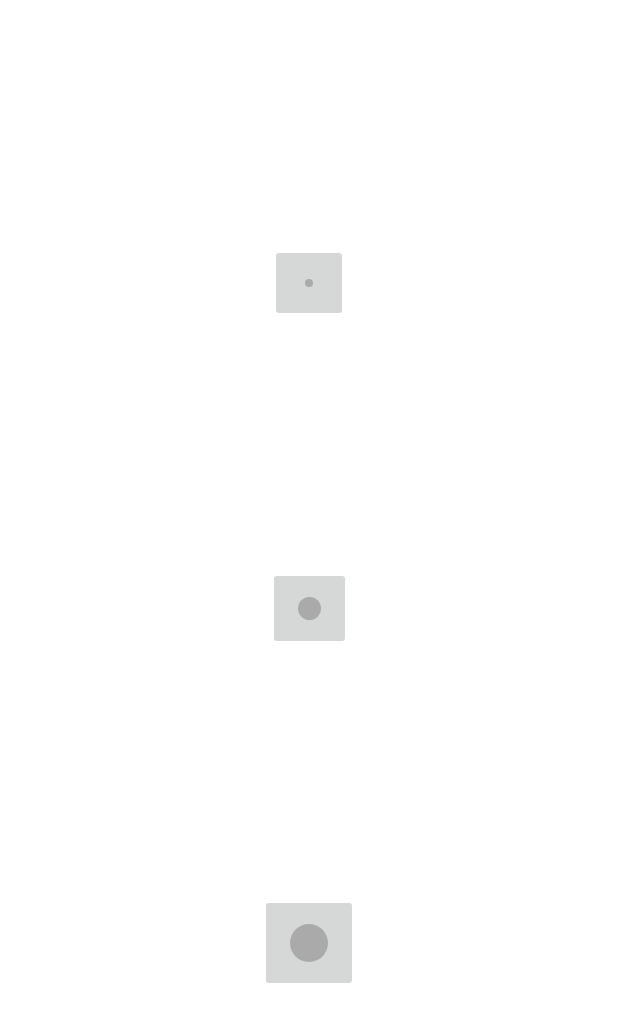
After one commit to shahrazeahmad07/Drawing-Canvas-App, an Android app: the layout dialogue_eraser_size.xml on its own in the app's theme, with its tools: preview values and no code run, on a phone screen of 412 x 824 dp. The commit adds this screen. Shown: the top 1022 px of the screen. Run offline under Robolectric (Android 15) with nearby library versions, the light colour scheme and no system bars.

Commit message:
Eraser module completed, undo redo and everything is working fine

```diff
--- /dev/null
+++ b/app/src/main/res/drawable/shape_eraser_large.xml
@@ -0,0 +1,9 @@
+<?xml version="1.0" encoding="utf-8"?>
+<shape android:shape="oval" android:dither="true" xmlns:android="http://schemas.android.com/apk/res/android">
+
+    <size
+        android:height="25dp"
+        android:width="25dp"/>
+
+    <solid android:color="@android:color/darker_gray"/>
+</shape>
--- /dev/null
+++ b/app/src/main/res/drawable/shape_eraser_medium.xml
@@ -0,0 +1,9 @@
+<?xml version="1.0" encoding="utf-8"?>
+<shape android:shape="oval" android:dither="true" xmlns:android="http://schemas.android.com/apk/res/android">
+
+    <size
+        android:height="15dp"
+        android:width="15dp"/>
+
+    <solid android:color="@android:color/darker_gray"/>
+</shape>
--- /dev/null
+++ b/app/src/main/res/layout/dialogue_eraser_size.xml
@@ -0,0 +1,42 @@
+<?xml version="1.0" encoding="utf-8"?>
+<androidx.constraintlayout.widget.ConstraintLayout xmlns:android="http://schemas.android.com/apk/res/android"
+    android:layout_width="match_parent"
+    android:layout_height="match_parent"
+    xmlns:app="http://schemas.android.com/apk/res-auto">
+
+    <ImageButton
+        android:padding="23dp"
+        android:id="@+id/ibSmall"
+        android:layout_width="wrap_content"
+        android:layout_height="wrap_content"
+        android:contentDescription="image"
+        android:src="@drawable/shape_brush_small"
+        app:layout_constraintTop_toTopOf="parent"
+        app:layout_constraintLeft_toLeftOf="parent"
+        app:layout_constraintRight_toRightOf="parent"
+        app:layout_constraintBottom_toTopOf="@+id/ibMedium"/>
+
+    <ImageButton
+        android:padding="20dp"
+        android:id="@+id/ibMedium"
+        android:layout_width="wrap_content"
+        android:layout_height="wrap_content"
+        android:contentDescription="image"
+        android:src="@drawable/shape_eraser_medium"
+        app:layout_constraintTop_toBottomOf="@id/ibSmall"
+        app:layout_constraintLeft_toLeftOf="parent"
+        app:layout_constraintRight_toRightOf="parent"
+        app:layout_constraintBottom_toTopOf="@+id/iblarge"/>
+
+    <ImageButton
+        android:padding="20dp"
+        android:id="@+id/iblarge"
+        android:layout_width="wrap_content"
+        android:layout_height="wrap_content"
+        android:contentDescription="image"
+        android:src="@drawable/shape_eraser_large"
+        app:layout_constraintTop_toBottomOf="@id/ibMedium"
+        app:layout_constraintLeft_toLeftOf="parent"
+        app:layout_constraintRight_toRightOf="parent"
+        app:layout_constraintBottom_toBottomOf="parent"/>
+</androidx.constraintlayout.widget.ConstraintLayout>
```
Also changed, not shown: app/src/main/java/com/example/drawingcanvasapp/DrawingView.kt (+9 -5 lines), app/src/main/java/com/example/drawingcanvasapp/MainActivity.kt (+21 -1 lines).
